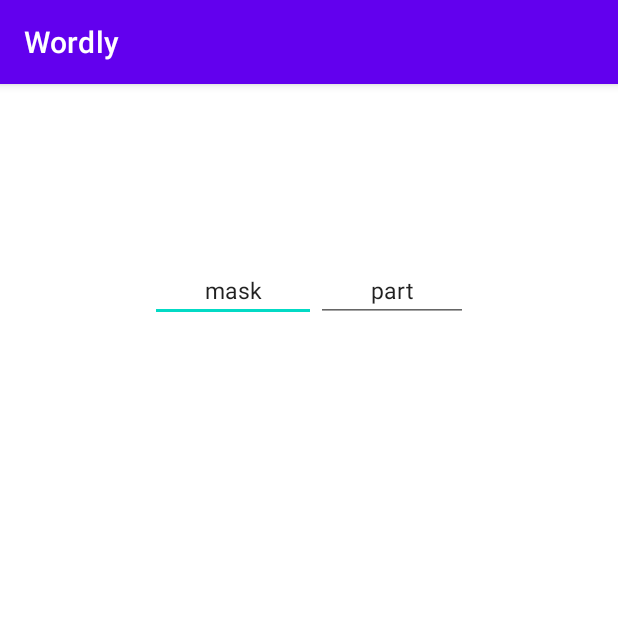
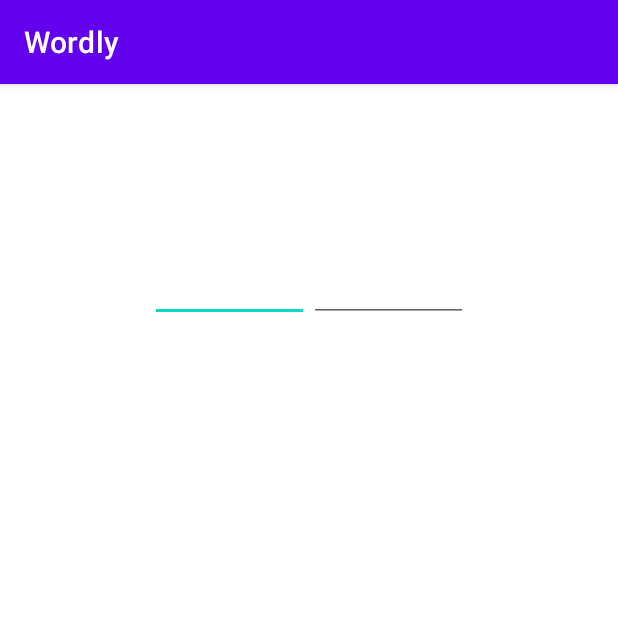
Before and after one commit to weichi2002/WordlyApp, an Android app: the screen it shows after launch (GameConfig), after a tap on "CLOSE", on a phone screen of 412 x 824 dp, the top half of it. Run offline under Robolectric (Android 15) with nearby library versions, the phone set to English and light mode, and no system bars.

Commit message:
Added check to avoid calling names() function on a null json map, and removed hard coded start and end words in GameConfig activity

```diff
--- a/app/src/main/java/edu/fandm/wchou/myapplication/GameConfig.java
+++ b/app/src/main/java/edu/fandm/wchou/myapplication/GameConfig.java
@@ -111,7 +111,13 @@ public class GameConfig extends AppCompatActivity {
         this.new_puzzle_button = (Button) findViewById(R.id.new_puzzle_bt);
 
         this.words_graph = new Graph(getApplicationContext(), words_json_map);
-        this.word_keys = words_graph.getWordsMap().names();
+
+        try {
+            this.word_keys = words_graph.getWordsMap().names();
+        } catch (NullPointerException npe) {
+            Log.d(TAG, "Error. Retrieving word keys from graph failed.");
+            return;
+        }
 
         int currentVersionCode = BuildConfig.VERSION_CODE;
 
--- a/app/src/main/java/edu/fandm/wchou/myapplication/Graph.java
+++ b/app/src/main/java/edu/fandm/wchou/myapplication/Graph.java
@@ -33,7 +33,7 @@ public class Graph {
 
     //private JSONArray words_adjacency_matrix = new JSONArray();
 
-    public JSONObject getWordsMap() {
+    public JSONObject getWordsMap() throws NullPointerException {
         return this.words;
     }
     public Context getContext() throws NullPointerException {
--- a/app/src/main/java/edu/fandm/wchou/myapplication/SplashPage.java
+++ b/app/src/main/java/edu/fandm/wchou/myapplication/SplashPage.java
@@ -48,7 +48,12 @@ public class SplashPage extends AppCompatActivity {
                     try {
                         Graph g = new Graph(getApplicationContext());
                         g.read_json_map_from_assets();
-                        GameConfig.words_json_map = g.getWordsMap();
+                        try {
+                            GameConfig.words_json_map = g.getWordsMap();
+                        } catch (NullPointerException npe) {
+                            Log.d(TAG, "Error. Getting words map from graph failed.");
+                            return;
+                        }
                     } catch (JSONException jsone) {
                         Log.d(TAG, "Error. Reading JSON map from assets into words graph failed.");
                     }
--- a/app/src/main/res/layout/game_config.xml
+++ b/app/src/main/res/layout/game_config.xml
@@ -23,7 +23,7 @@
             android:layout_weight="1"
             android:gravity="center"
             android:layout_marginLeft="100dp"
-            android:text="mask"
+            android:text=""
             android:textSize="15sp" />
 
         <EditText
@@ -33,7 +33,7 @@
             android:layout_weight="1"
             android:gravity="center"
             android:layout_marginRight="100dp"
-            android:text="part"
+            android:text=""
             android:textSize="15sp" />
 
     </LinearLayout>
```
